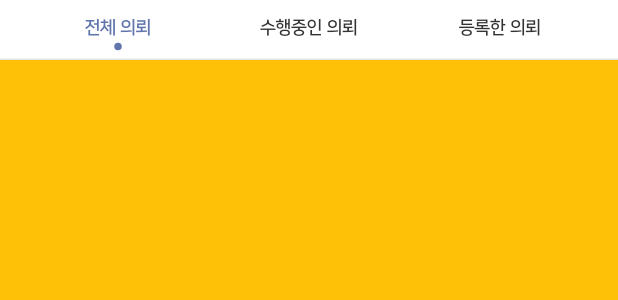
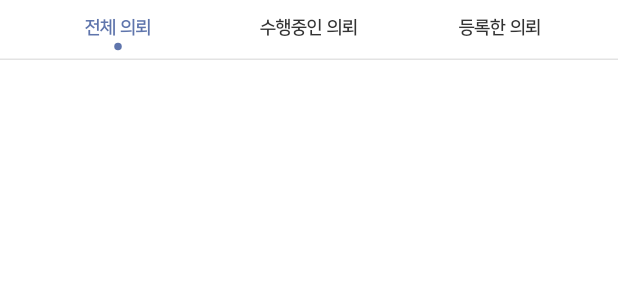
Before and after one commit to cau-deal/deal-application, a Flutter app: the MyPage widget shown alone on an empty page, opened directly, scrolled down 240 dp, on a phone screen of 412 x 824 dp. Shown: the top 300 px of the screen. Run offline on Flutter 3.47's test engine with Material 2 defaults, Android fonts, the phone set to English and light mode, and no system bars; our stand-ins replace double_back_to_close_app, firebase_auth, firebase_messaging, fluttertoast, google_sign_in, pull_to_refresh and 1 more; missing offline and left inert: flutter_crashlytics, flutter_lottie, flutter_page_indicator; accounts and stored records are empty.

Commit message:
[UI][Android] mypage minor fix(1)

```diff
--- a/lib/src/screens/mypage/mypage.dart
+++ b/lib/src/screens/mypage/mypage.dart
@@ -23,7 +23,7 @@ class MyPage extends StatelessWidget {
                       Expanded(
                         child: Container(
                           color: Colors.white,
-                          padding: EdgeInsets.only(left: 15, top:5),
+                          padding: EdgeInsets.only(left: 30, top:5),
                           child: Column(
                               mainAxisAlignment: MainAxisAlignment.center,
                               children: <Widget>[
@@ -77,7 +77,8 @@ class MyPage extends StatelessWidget {
                                   ],
                                 ),
                                 alignment: Alignment.centerLeft,
-                              )
+                              ),
+                              padding: EdgeInsets.all(15)
                             ),
                             flex: 1,
                           ),
@@ -125,11 +126,19 @@ class MyPage extends StatelessWidget {
       children: <Widget>[
         Center(
             child: Container(
-              color: Colors.amber
+              color: Colors.white
             )
         ),
-        Container(),
-        Container()
+        Center(
+            child: Container(
+                color: Colors.amberAccent
+            )
+        ),
+        Center(
+            child: Container(
+                color: Colors.white
+            )
+        ),
       ],
     );
   }
```
